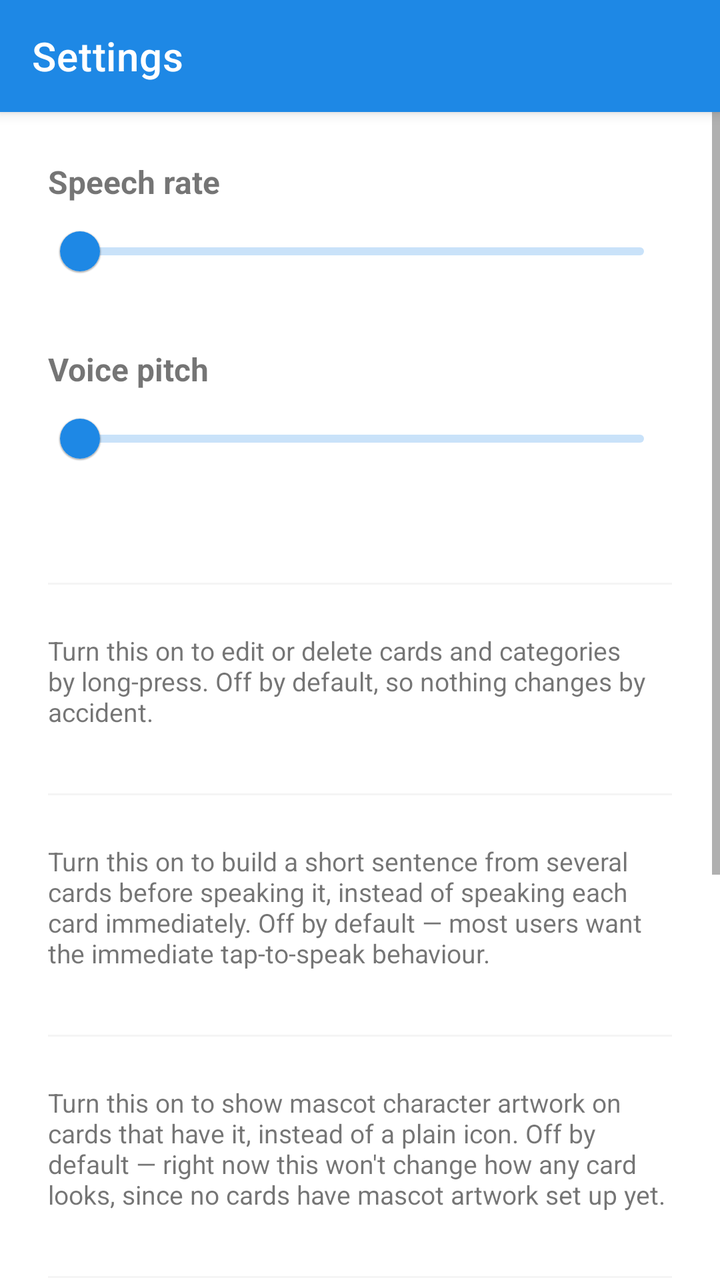
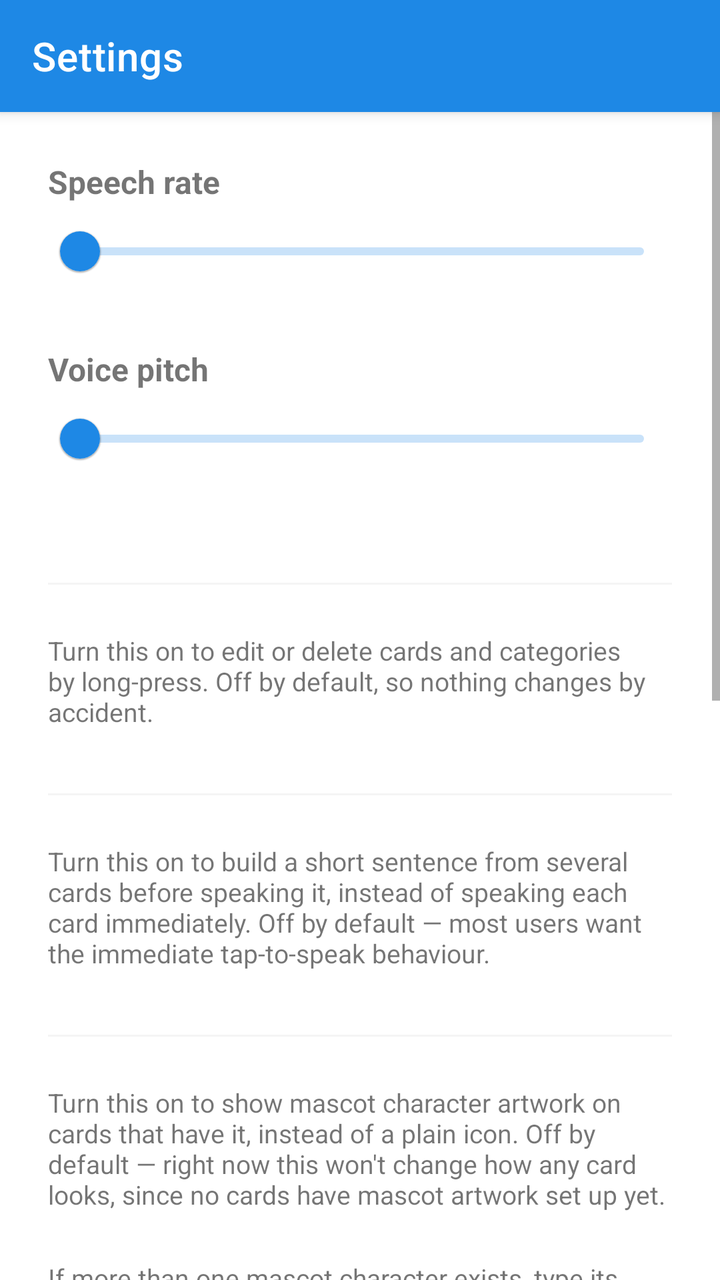

An Android layout rendered at two revisions. The XML below is the earlier revision; the diff shows what the commit changed to produce the second picture.
<!-- AndroidManifest.xml: application theme Theme.FlashTalkAAC -->
<!-- res/layout/activity_settings.xml -->
<?xml version="1.0" encoding="utf-8"?>
<androidx.coordinatorlayout.widget.CoordinatorLayout
    xmlns:android="http://schemas.android.com/apk/res/android"
    xmlns:app="http://schemas.android.com/apk/res-auto"
    android:layout_width="match_parent"
    android:layout_height="match_parent">

    <com.google.android.material.appbar.AppBarLayout
        android:layout_width="match_parent"
        android:layout_height="wrap_content">

        <androidx.appcompat.widget.Toolbar
            android:id="@+id/toolbar"
            android:layout_width="match_parent"
            android:layout_height="?attr/actionBarSize"
            android:background="?attr/colorPrimary"
            android:theme="@style/ThemeOverlay.AppCompat.Dark.ActionBar"
            app:title="@string/action_settings" />

    </com.google.android.material.appbar.AppBarLayout>

    <ScrollView
        android:layout_width="match_parent"
        android:layout_height="match_parent"
        app:layout_behavior="@string/appbar_scrolling_view_behavior">

        <LinearLayout
            android:layout_width="match_parent"
            android:layout_height="wrap_content"
            android:orientation="vertical"
            android:padding="24dp">

            <TextView
                android:layout_width="wrap_content"
                android:layout_height="wrap_content"
                android:text="@string/settings_speech_rate"
                android:textSize="16sp"
                android:textStyle="bold" />

            <com.google.android.material.slider.Slider
                android:id="@+id/sliderSpeechRate"
                android:layout_width="match_parent"
                android:layout_height="wrap_content" />

            <TextView
                android:layout_width="wrap_content"
                android:layout_height="wrap_content"
                android:layout_marginTop="24dp"
                android:text="@string/settings_pitch"
                android:textSize="16sp"
                android:textStyle="bold" />

            <com.google.android.material.slider.Slider
                android:id="@+id/sliderPitch"
                android:layout_width="match_parent"
                android:layout_height="wrap_content" />

            <com.google.android.material.materialswitch.MaterialSwitch
                android:id="@+id/switchDarkMode"
                android:layout_width="match_parent"
                android:layout_height="56dp"
                android:layout_marginTop="24dp"
                android:minHeight="48dp"
                android:text="@string/settings_dark_mode" />

            <com.google.android.material.materialswitch.MaterialSwitch
                android:id="@+id/switchLargeText"
                android:layout_width="match_parent"
                android:layout_height="56dp"
                android:minHeight="48dp"
                android:text="@string/settings_large_text" />

            <View
                android:layout_width="match_parent"
                android:layout_height="1dp"
                android:layout_marginVertical="24dp"
                android:background="@color/colorSurface" />

            <TextView
                android:layout_width="wrap_content"
                android:layout_height="wrap_content"
                android:text="@string/settings_edit_mode_explainer"
                android:textSize="13sp" />

            <com.google.android.material.materialswitch.MaterialSwitch
                android:id="@+id/switchEditMode"
                android:layout_width="match_parent"
                android:layout_height="56dp"
                android:layout_marginTop="8dp"
                android:minHeight="48dp"
                android:text="@string/settings_edit_mode" />

            <View
                android:layout_width="match_parent"
                android:layout_height="1dp"
                android:layout_marginVertical="24dp"
                android:background="@color/colorSurface" />

            <TextView
                android:layout_width="wrap_content"
                android:layout_height="wrap_content"
                android:text="@string/settings_sentence_strip_mode_explainer"
                android:textSize="13sp" />

            <com.google.android.material.materialswitch.MaterialSwitch
                android:id="@+id/switchSentenceStripMode"
                android:layout_width="match_parent"
                android:layout_height="56dp"
                android:layout_marginTop="8dp"
                android:minHeight="48dp"
                android:text="@string/settings_sentence_strip_mode" />

            <View
                android:layout_width="match_parent"
                android:layout_height="1dp"
                android:layout_marginVertical="24dp"
                android:background="@color/colorSurface" />

            <TextView
                android:layout_width="wrap_content"
                android:layout_height="wrap_content"
                android:text="@string/settings_mascot_mode_explainer"
                android:textSize="13sp" />

            <com.google.android.material.materialswitch.MaterialSwitch
                android:id="@+id/switchMascotMode"
                android:layout_width="match_parent"
                android:layout_height="56dp"
                android:layout_marginTop="8dp"
                android:minHeight="48dp"
                android:text="@string/settings_mascot_mode" />

            <View
                android:layout_width="match_parent"
                android:layout_height="1dp"
                android:layout_marginVertical="24dp"
                android:background="@color/colorSurface" />

            <TextView
                android:layout_width="wrap_content"
                android:layout_height="wrap_content"
                android:text="@string/settings_pure_text_mode_explainer"
                android:textSize="13sp" />

            <com.google.android.material.materialswitch.MaterialSwitch
                android:id="@+id/switchPureTextMode"
                android:layout_width="match_parent"
                android:layout_height="56dp"
                android:layout_marginTop="8dp"
                android:minHeight="48dp"
                android:text="@string/settings_pure_text_mode" />

            <View
                android:layout_width="match_parent"
                android:layout_height="1dp"
                android:layout_marginVertical="24dp"
                android:background="@color/colorSurface" />

            <TextView
                android:layout_width="wrap_content"
                android:layout_height="wrap_content"
                android:text="@string/settings_font_style"
                android:textSize="16sp"
                android:textStyle="bold" />

            <RadioGroup
                android:id="@+id/radioGroupFontStyle"
                android:layout_width="match_parent"
                android:layout_height="wrap_content"
                android:layout_marginTop="8dp"
                android:orientation="vertical">

                <RadioButton
                    android:id="@+id/radioFontDefault"
                    android:layout_width="match_parent"
                    android:layout_height="wrap_content"
                    android:minHeight="48dp"
                    android:text="@string/font_style_default" />

                <RadioButton
                    android:id="@+id/radioFontDyslexia"
                    android:layout_width="match_parent"
                    android:layout_height="wrap_content"
                    android:minHeight="48dp"
                    android:text="@string/font_style_dyslexia" />

                <RadioButton
                    android:id="@+id/radioFontEasyRead"
                    android:layout_width="match_parent"
                    android:layout_height="wrap_content"
                    android:minHeight="48dp"
                    android:text="@string/font_style_easy_read" />

            </RadioGroup>

        </LinearLayout>
    </ScrollView>

</androidx.coordinatorlayout.widget.CoordinatorLayout>
<!-- resources referenced by this layout -->
<resources>
  <color name="colorSurface">#FFF5F5F5</color>
  <string name="action_settings">Settings</string>
  <string name="font_style_default">Default</string>
  <string name="font_style_dyslexia">Dyslexia-friendly (OpenDyslexic)</string>
  <string name="font_style_easy_read">Easy Read (Atkinson Hyperlegible)</string>
  <string name="settings_dark_mode">Dark mode</string>
  <string name="settings_edit_mode">Edit mode</string>
  <string name="settings_edit_mode_explainer">Turn this on to edit or delete cards and categories by long-press. Off by default, so nothing changes by accident.</string>
  <string name="settings_font_style">Font</string>
  <string name="settings_large_text">Large text</string>
  <string name="settings_mascot_mode">Mascot mode</string>
  <string name="settings_mascot_mode_explainer">Turn this on to show mascot character artwork on cards that have it, instead of a plain icon. Off by default — right now this won\'t change how any card looks, since no cards have mascot artwork set up yet.</string>
  <string name="settings_pitch">Voice pitch</string>
  <string name="settings_pure_text_mode">Pure text mode</string>
  <string name="settings_pure_text_mode_explainer">Turn this on to show only words on cards — no emoji, no photos, no mascot artwork. Off by default.</string>
  <string name="settings_sentence_strip_mode">Sentence strip mode</string>
  <string name="settings_sentence_strip_mode_explainer">Turn this on to build a short sentence from several cards before speaking it, instead of speaking each card immediately. Off by default — most users want the immediate tap-to-speak behaviour.</string>
  <string name="settings_speech_rate">Speech rate</string>
  <style name="Theme.FlashTalkAAC" parent="Theme.MaterialComponents.DayNight.NoActionBar">
          <item name="colorPrimary">@color/colorPrimary</item>
          <item name="colorPrimaryDark">@color/colorPrimaryDark</item>
          <item name="colorAccent">@color/colorAccent</item>
          <item name="android:statusBarColor">@color/colorPrimaryDark</item>
      </style>
  <color name="colorPrimary">#1E88E5</color>
  <color name="colorPrimaryDark">#1565C0</color>
  <color name="colorAccent">#43A047</color>
</resources>

<!-- the commit's change to res/layout/activity_settings.xml (unified diff, before → after) -->
@@ -130,6 +130,38 @@
                 android:minHeight="48dp"
                 android:text="@string/settings_mascot_mode" />
 
+            <TextView
+                android:layout_width="wrap_content"
+                android:layout_height="wrap_content"
+                android:layout_marginTop="16dp"
+                android:text="@string/settings_mascot_character_explainer"
+                android:textSize="13sp" />
+
+            <EditText
+                android:id="@+id/inputMascotCharacter"
+                android:layout_width="match_parent"
+                android:layout_height="56dp"
+                android:layout_marginTop="4dp"
+                android:hint="@string/settings_mascot_character_hint"
+                android:inputType="text"
+                android:autofillHints="" />
+
+            <TextView
+                android:layout_width="wrap_content"
+                android:layout_height="wrap_content"
+                android:layout_marginTop="16dp"
+                android:text="@string/settings_mascot_season_explainer"
+                android:textSize="13sp" />
+
+            <EditText
+                android:id="@+id/inputMascotSeason"
+                android:layout_width="match_parent"
+                android:layout_height="56dp"
+                android:layout_marginTop="4dp"
+                android:hint="@string/settings_mascot_season_hint"
+                android:inputType="text"
+                android:autofillHints="" />
+
             <View
                 android:layout_width="match_parent"
                 android:layout_height="1dp"
<!-- resource entries referenced after the edit -->
@@ -10,8 +10,12 @@
   <string name="settings_edit_mode_explainer">Turn this on to edit or delete cards and categories by long-press. Off by default, so nothing changes by accident.</string>
   <string name="settings_font_style">Font</string>
   <string name="settings_large_text">Large text</string>
+  <string name="settings_mascot_character_explainer">If more than one mascot character exists, type its name here to use that one\'s artwork. Leave blank to use whichever artwork isn\'t tied to a specific character.</string>
+  <string name="settings_mascot_character_hint">Character name (optional)</string>
   <string name="settings_mascot_mode">Mascot mode</string>
   <string name="settings_mascot_mode_explainer">Turn this on to show mascot character artwork on cards that have it, instead of a plain icon. Off by default — right now this won\'t change how any card looks, since no cards have mascot artwork set up yet.</string>
+  <string name="settings_mascot_season_explainer">If seasonal artwork exists (e.g. a Halloween or winter version), type its name here. Leave blank for no seasonal variant.</string>
+  <string name="settings_mascot_season_hint">Season name (optional)</string>
   <string name="settings_pitch">Voice pitch</string>
   <string name="settings_pure_text_mode">Pure text mode</string>
   <string name="settings_pure_text_mode_explainer">Turn this on to show only words on cards — no emoji, no photos, no mascot artwork. Off by default.</string>
